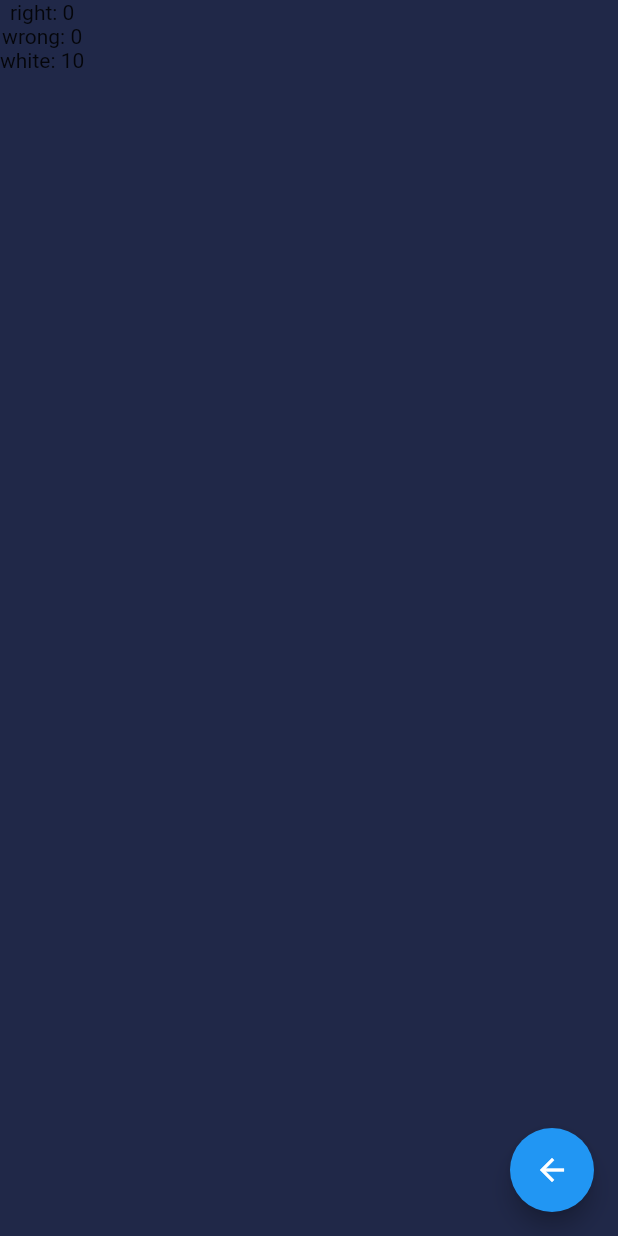
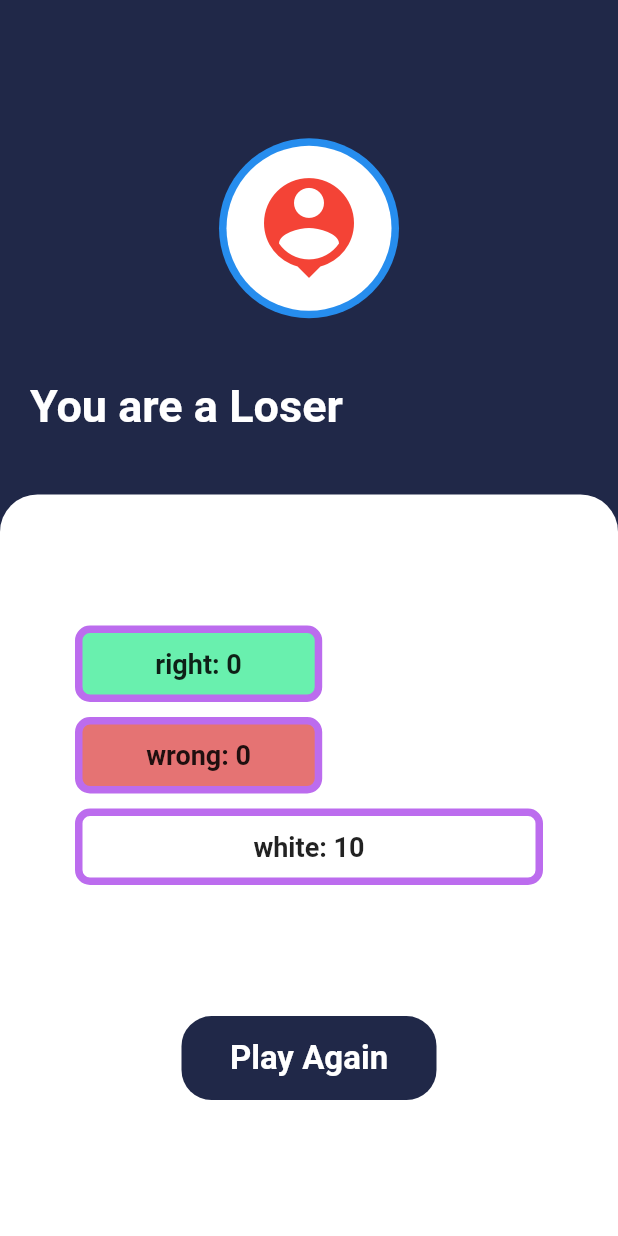
Before and after one commit to sinaziaee/flutter_bootcamp, a Flutter app: the screen it shows after launch, after a tap on the "nat" icon, on a phone screen of 412 x 824 dp. Run offline on Flutter 3.47's test engine with Material 2 defaults, Android fonts, the phone set to English and light mode, and no system bars; our stand-ins replace just_audio.

Commit message:
completed result screen and reset main.dart in p_05

```diff
--- a/p_05_quizno/lib/main.dart
+++ b/p_05_quizno/lib/main.dart
@@ -294,19 +294,29 @@ class _MyAppState extends State<MyApp> with SingleTickerProviderStateMixin {
     statusList[currentQuestionNumber] = status;
   }
 
-  void my_navigator() {
+  void my_navigator() async{
     // stopping timer
     controller.reset();
-    controller.dispose();
     // calculate user grade
     List<int> resultList = grader();
     // navigate to result screen
-    Navigator.push(
+    final result = await Navigator.push(
       context,
       MaterialPageRoute(builder: (context) {
         return ResultScreen(resultList);
       }),
     );
+
+    reseter();
+
+    // Navigator.pop(context);
+    // Navigator.push(
+    //   context,
+    //   MaterialPageRoute(builder: (context) {
+    //     return ResultScreen(resultList);
+    //   }),
+    // );
+
   }
 
   List<int> grader() {
@@ -325,4 +335,16 @@ class _MyAppState extends State<MyApp> with SingleTickerProviderStateMixin {
     }
     return [rightAnswers, wrongAnswers, whiteAnswers];
   }
+
+  void reseter(){
+    currentQuestionNumber = 0;
+    isOnePressed = false;
+    statusList.clear();
+    for(int i=0;i<testList.length;i++){
+      statusList.add(0);
+    }
+    controller.forward();
+    setState(() {});
+  }
+
 }
--- a/p_05_quizno/lib/screens/result_screen.dart
+++ b/p_05_quizno/lib/screens/result_screen.dart
@@ -1,31 +1,149 @@
 import 'package:flutter/material.dart';
 import 'package:p_05_quizno/constants.dart';
 
+import '../main.dart';
+
 class ResultScreen extends StatelessWidget {
-
   List<int> resultList;
 
   ResultScreen(this.resultList);
 
   @override
   Widget build(BuildContext context) {
+    Size size = MediaQuery.of(context).size;
     return Scaffold(
       backgroundColor: kDarkBlueColor,
-      floatingActionButton: FloatingActionButton(
-        onPressed: () {
-          Navigator.pop(context);
-        },
-        child: Icon(Icons.arrow_back),
-      ),
       body: SafeArea(
         child: Column(
+          crossAxisAlignment: CrossAxisAlignment.start,
           children: [
-            Text('right: ${resultList[0]}'),
-            Text('wrong: ${resultList[1]}'),
-            Text('white: ${resultList[2]}'),
+            Spacer(),
+            Center(
+              child: CircleAvatar(
+                backgroundColor: kLightBlueColor,
+                radius: 60,
+                child: CircleAvatar(
+                  backgroundColor: Colors.white,
+                  radius: 55,
+                  child: Icon(
+                    Icons.person_pin,
+                    size: 80,
+                    color: (resultList[0] > resultList[1])
+                        ? Colors.green
+                        : Colors.red,
+                  ),
+                ),
+              ),
+            ),
+            SizedBox(
+              height: size.height * 0.05,
+            ),
+            Padding(
+              padding: EdgeInsets.symmetric(horizontal: 20),
+              child: Text(
+                'You are a ${(resultList[0] > resultList[1]) ? 'Winner' : 'Loser'}',
+                style: TextStyle(
+                  color: Colors.white,
+                  fontSize: 30,
+                  fontWeight: FontWeight.bold,
+                ),
+              ),
+            ),
+            SizedBox(
+              height: size.height * 0.05,
+            ),
+            Container(
+              height: size.height * 0.6,
+              width: size.width,
+              decoration: BoxDecoration(
+                color: Colors.white,
+                borderRadius: BorderRadius.only(
+                  topRight: Radius.circular(25),
+                  topLeft: Radius.circular(25),
+                ),
+              ),
+              child: Column(
+                crossAxisAlignment: CrossAxisAlignment.start,
+                children: [
+                  SizedBox(
+                    height: size.height * 0.1,
+                  ),
+                  answerContainer('right: ${resultList[0]}', Colors.greenAccent,
+                      resultList[0], size),
+                  answerContainer('wrong: ${resultList[1]}',
+                      Colors.red.shade300, resultList[1], size),
+                  answerContainer('white: ${resultList[2]}', Colors.white,
+                      resultList[2], size),
+                  SizedBox(
+                    height: size.height * 0.1,
+                  ),
+                  Center(
+                    child: Material(
+                      color: kDarkBlueColor,
+                      borderRadius: BorderRadius.circular(20),
+                      child: InkWell(
+                        onTap: () {
+                          onPlayAgainPressed(context);
+                        },
+                        borderRadius: BorderRadius.circular(20),
+                        child: Container(
+                          width: 170,
+                          padding: EdgeInsets.symmetric(vertical: 15),
+                          decoration: BoxDecoration(
+                            borderRadius: BorderRadius.circular(20),
+                          ),
+                          child: Center(
+                            child: Text(
+                              'Play Again',
+                              style: TextStyle(
+                                color: Colors.white,
+                                fontSize: 22,
+                                fontWeight: FontWeight.bold,
+                              ),
+                            ),
+                          ),
+                        ),
+                      ),
+                    ),
+                  ),
+                ],
+              ),
+            ),
           ],
         ),
       ),
     );
   }
+
+  Widget answerContainer(String text, Color color, int num, Size size) {
+    return Container(
+      width: size.width * 0.4 + size.width * 0.05 * num,
+      padding: EdgeInsets.symmetric(horizontal: 30, vertical: 10),
+      margin: EdgeInsets.symmetric(horizontal: 50, vertical: 5),
+      decoration: BoxDecoration(
+        color: color,
+        borderRadius: BorderRadius.circular(10),
+        border: Border.all(
+          width: 5,
+          color: kPurpleColor,
+        ),
+      ),
+      child: Center(
+        child: Text(
+          text,
+          style: TextStyle(
+            fontWeight: FontWeight.bold,
+            fontSize: 18,
+          ),
+        ),
+      ),
+    );
+  }
+
+  void onPlayAgainPressed(BuildContext context) {
+    Navigator.pop(context);
+    // Navigator.push(context, MaterialPageRoute(builder: (context) {
+    //   return MyApp();
+    // }));
+  }
 }
```
